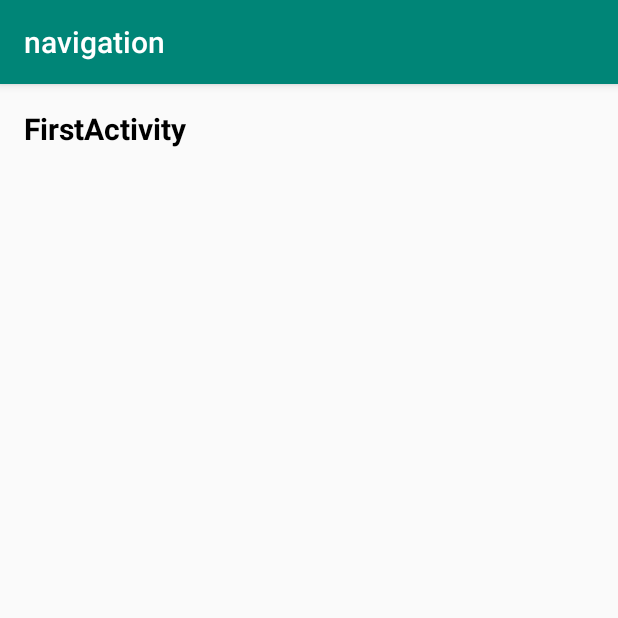
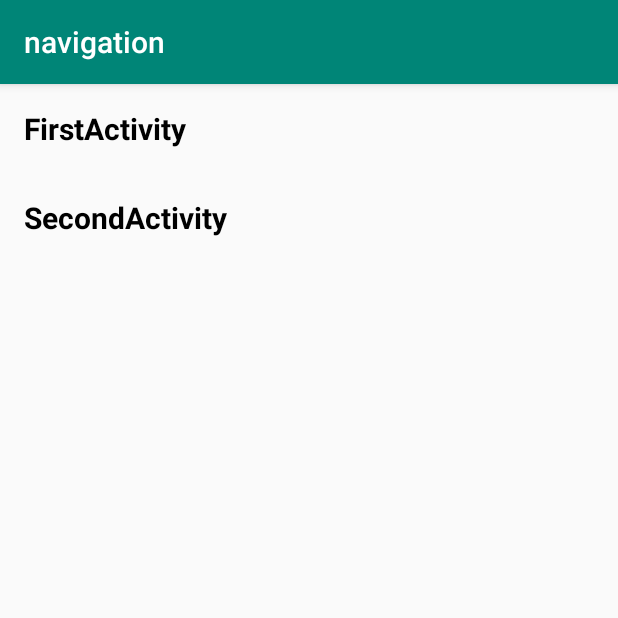
Before and after one commit to halu5071/NavGraphCheckerPlugin, an Android app: the screen it shows after launch (MainActivity), on a phone screen of 412 x 824 dp, the top half of it. Run offline under Robolectric (Android 15) with nearby library versions, the phone set to English and light mode, and no system bars.

```diff
--- a/sample/src/main/kotlin/io/moatwel/android/plugin/navigation/MainActivity.kt
+++ b/sample/src/main/kotlin/io/moatwel/android/plugin/navigation/MainActivity.kt
@@ -4,6 +4,7 @@ import android.os.Bundle
 import android.widget.TextView
 import androidx.appcompat.app.AppCompatActivity
 import io.moatwel.android.plugin.navigation.first.FirstActivity
+import io.moatwel.android.plugin.navigation.second.SecondActivity
 
 class MainActivity : AppCompatActivity() {
 
@@ -14,5 +15,9 @@ class MainActivity : AppCompatActivity() {
         findViewById<TextView>(R.id.move_to_first).setOnClickListener {
             FirstActivity.start(this)
         }
+
+        findViewById<TextView>(R.id.move_to_second).setOnClickListener {
+            SecondActivity.start(this)
+        }
     }
 }
--- a/sample/src/main/kotlin/io/moatwel/android/plugin/navigation/second/SecondBFragment.kt
+++ b/sample/src/main/kotlin/io/moatwel/android/plugin/navigation/second/SecondBFragment.kt
@@ -1,5 +1,6 @@
 package io.moatwel.android.plugin.navigation.second
 
 import androidx.fragment.app.Fragment
+import io.moatwel.android.plugin.navigation.R
 
-class SecondBFragment : Fragment()
+class SecondBFragment : Fragment(R.layout.fragment_second_b)
--- a/sample/src/main/res/layout/activity_main.xml
+++ b/sample/src/main/res/layout/activity_main.xml
@@ -20,4 +20,18 @@
         app:layout_constraintRight_toRightOf="parent"
         app:layout_constraintTop_toTopOf="parent" />
 
+    <TextView
+        android:id="@+id/move_to_second"
+        android:layout_width="0dp"
+        android:layout_height="wrap_content"
+        android:background="?android:attr/selectableItemBackground"
+        android:padding="16dp"
+        android:text="SecondActivity"
+        android:textColor="@android:color/black"
+        android:textSize="20sp"
+        android:textStyle="bold"
+        app:layout_constraintLeft_toLeftOf="parent"
+        app:layout_constraintRight_toRightOf="parent"
+        app:layout_constraintTop_toBottomOf="@id/move_to_first" />
+
 </androidx.constraintlayout.widget.ConstraintLayout>
--- a/sample/src/main/res/layout/activity_second.xml
+++ b/sample/src/main/res/layout/activity_second.xml
@@ -7,6 +7,7 @@
 
     <fragment
         android:id="@+id/nav_host_fragment"
+        android:name="androidx.navigation.fragment.NavHostFragment"
         android:layout_width="match_parent"
         android:layout_height="match_parent"
         app:defaultNavHost="true"
```
Also changed, not shown: sample/src/main/kotlin/io/moatwel/android/plugin/navigation/second/SecondAFragment.kt (+15 -1 lines), sample/src/main/kotlin/io/moatwel/android/plugin/navigation/second/SecondActivity.kt (+17 -1 lines), sample/src/main/res/layout/fragment_second_a.xml (added, +32 -0 lines), sample/src/main/res/layout/fragment_second_b.xml (added, +21 -0 lines), sample/src/main/res/navigation/navigation_second_screen.xml (+18 -5 lines).
